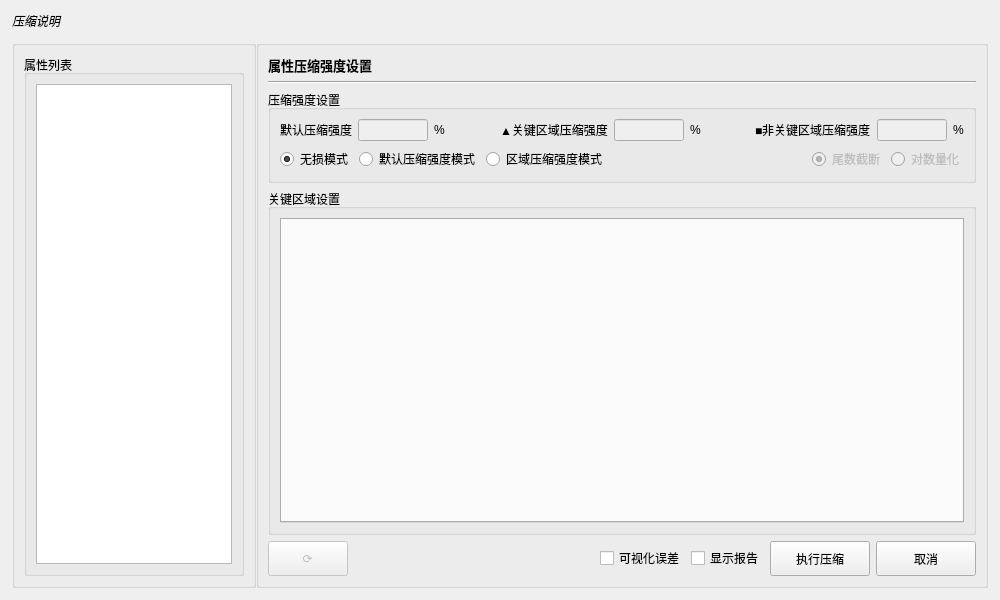
First picture: the form in Qt/Resources/UI/igMeshCodecDialog.ui, repository hu-shuhan/editOpeniGame, before the edit.
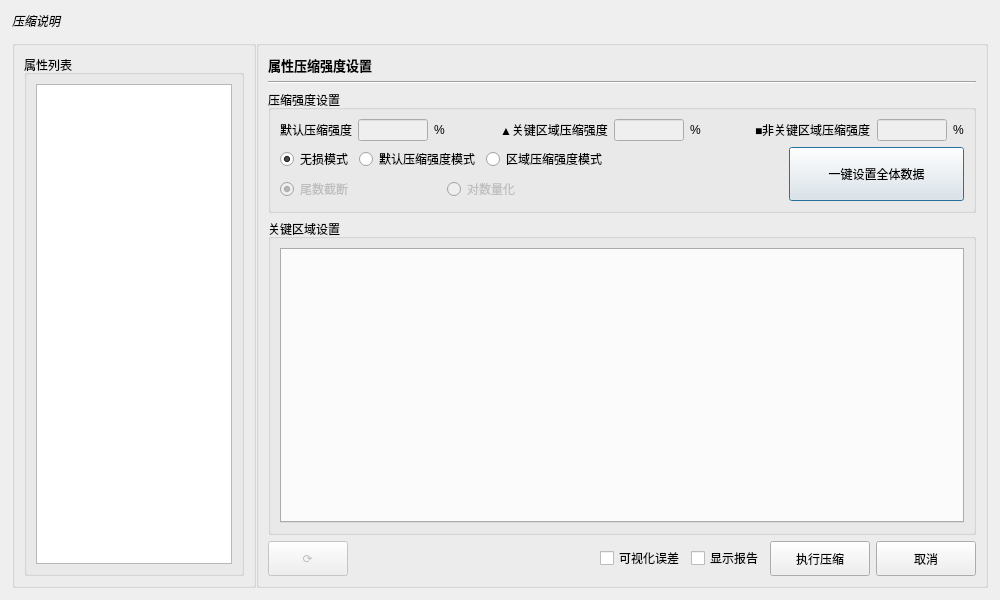
Second picture: the form after the edit.

Diff of the .ui file:
```diff
--- a/Qt/Resources/UI/igMeshCodecDialog.ui
+++ b/Qt/Resources/UI/igMeshCodecDialog.ui
@@ -292,7 +292,9 @@
                </layout>
               </item>
               <item>
-               <layout class="QHBoxLayout" name="horizontalLayout_compression_type">
+					 <layout class="QHBoxLayout" name="horizontalLayout_compress_mode">
+						 <item>
+							 <layout class="QVBoxLayout" name="verticalLayout_2">
                 <item>
                  <layout class="QHBoxLayout" name="horizontalLayout_left_radio">
                   <item>
@@ -330,19 +332,6 @@
                   </item>
                  </layout>
                 </item>
-                <item>
-                 <spacer name="horizontalSpacer_6">
-                  <property name="orientation">
-                   <enum>Qt::Horizontal</enum>
-                  </property>
-                  <property name="sizeHint" stdset="0">
-                   <size>
-                    <width>40</width>
-                    <height>20</height>
-                   </size>
-                  </property>
-                 </spacer>
-                </item>
                 <item>
                  <layout class="QHBoxLayout" name="horizontalLayout_right_radio">
                   <item>
@@ -378,6 +367,34 @@
                 </item>
                </layout>
               </item>
+						 <item>
+							 <spacer name="horizontalSpacer_6">
+								 <property name="orientation">
+									 <enum>Qt::Horizontal</enum>
+								 </property>
+								 <property name="sizeHint" stdset="0">
+									 <size>
+										 <width>40</width>
+										 <height>20</height>
+									 </size>
+								 </property>
+							 </spacer>
+						 </item>
+						 <item>
+							 <widget class="QPushButton" name="btnSetGlobalCompressMode">
+								 <property name="sizePolicy">
+									 <sizepolicy hsizetype="Expanding" vsizetype="Expanding">
+										 <horstretch>0</horstretch>
+										 <verstretch>0</verstretch>
+									 </sizepolicy>
+								 </property>
+								 <property name="text">
+									 <string>一键设置全体数据</string>
+								 </property>
+							 </widget>
+						 </item>
+					 </layout>
+				 </item>
              </layout>
             </widget>
            </item>
```
Left out of the diff: 8 changed lines with no effect on the pictures. Lines whose indentation alone changed are shown as unchanged.
